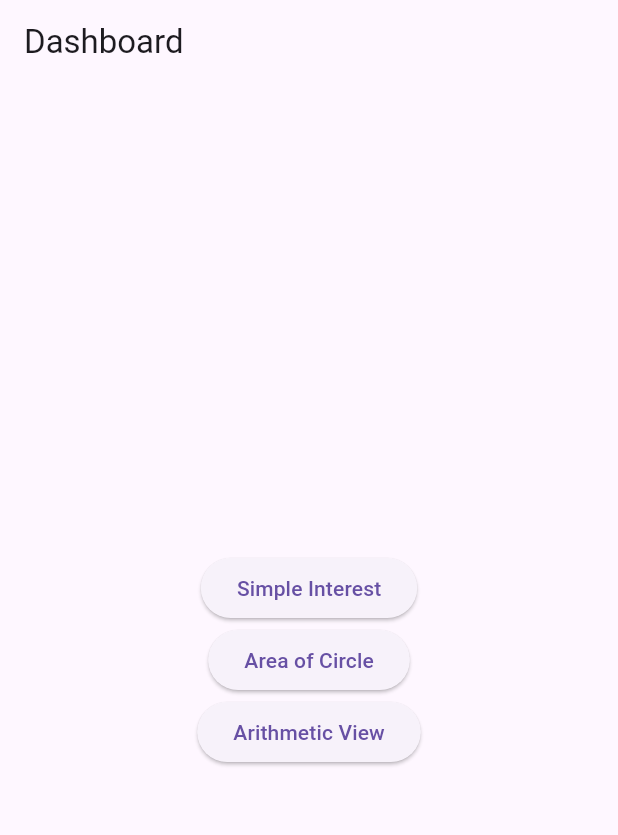
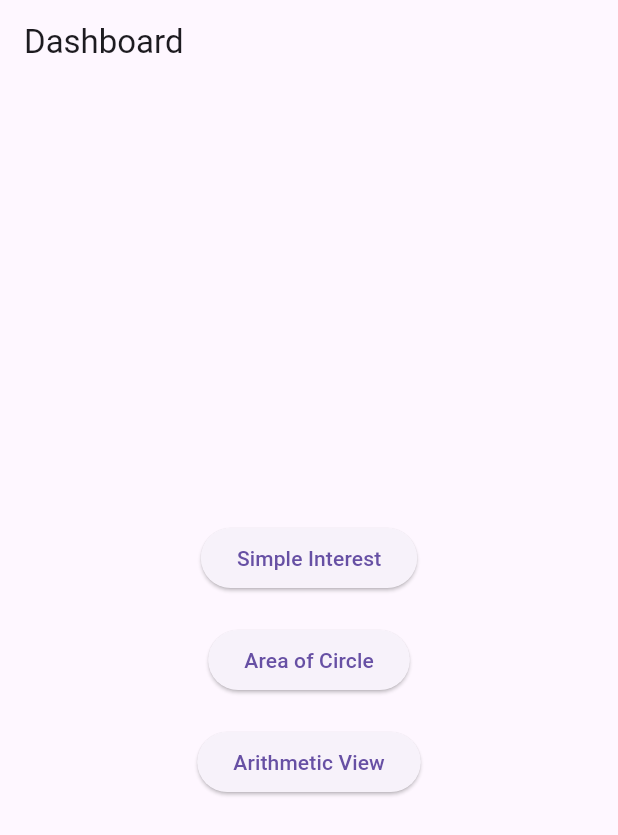
Before and after one commit to ajinakaya/first_assigment, a Flutter app: the screen it shows after launch, on a phone screen of 412 x 824 dp. Shown: the top 835 px of the screen. Run offline on Flutter 3.47's test engine with Material 3 defaults, Android fonts, the phone set to English and light mode, and no system bars.

Commit message:
dashboard

```diff
--- a/lib/screen/dashboard.dart
+++ b/lib/screen/dashboard.dart
@@ -1,17 +1,19 @@
 import 'package:flutter/material.dart';
-import 'simple_interest.dart';
-import 'area_of_circle.dart';
-import 'arithmetic_view.dart';
+import 'simple_interest.dart'; // Importing the Simple Interest screen.
+import 'area_of_circle.dart'; // Importing the Area of Circle screen.
+import 'arithmetic_view.dart'; // Importing the Arithmetic View screen.
 
+// Dashboard screen that provides navigation to different views.
 class DashboardScreen extends StatelessWidget {
   @override
   Widget build(BuildContext context) {
     return Scaffold(
-      appBar: AppBar(title: Text('Dashboard')),
+      appBar: AppBar(title: Text('Dashboard')), // App bar with the title "Dashboard".
       body: Center(
         child: Column(
-          mainAxisAlignment: MainAxisAlignment.center,
+          mainAxisAlignment: MainAxisAlignment.center, // Center the buttons vertically.
           children: [
+            // Button to navigate to the Simple Interest screen.
             ElevatedButton(
               onPressed: () {
                 Navigator.push(
@@ -21,6 +23,9 @@ class DashboardScreen extends StatelessWidget {
               },
               child: Text('Simple Interest'),
             ),
+            SizedBox(height: 20), // Space between buttons.
+
+            // Button to navigate to the Area of Circle screen.
             ElevatedButton(
               onPressed: () {
                 Navigator.push(
@@ -30,6 +35,9 @@ class DashboardScreen extends StatelessWidget {
               },
               child: Text('Area of Circle'),
             ),
+            SizedBox(height: 20), // Space between buttons.
+
+            // Button to navigate to the Arithmetic View screen.
             ElevatedButton(
               onPressed: () {
                 Navigator.push(
```
